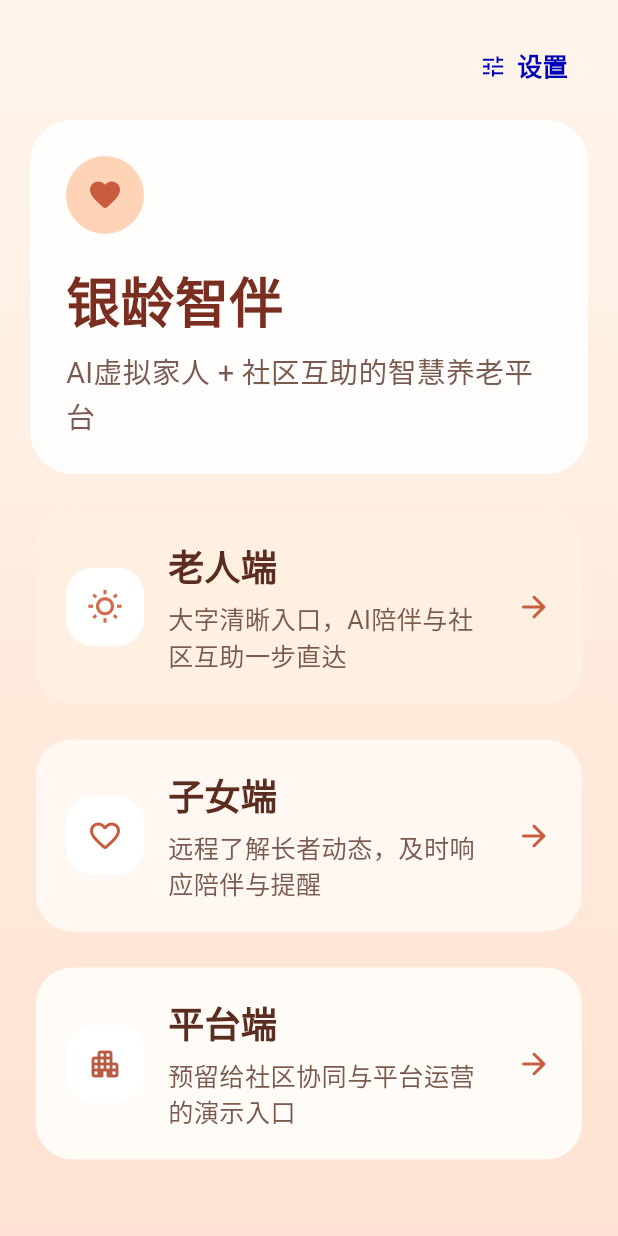
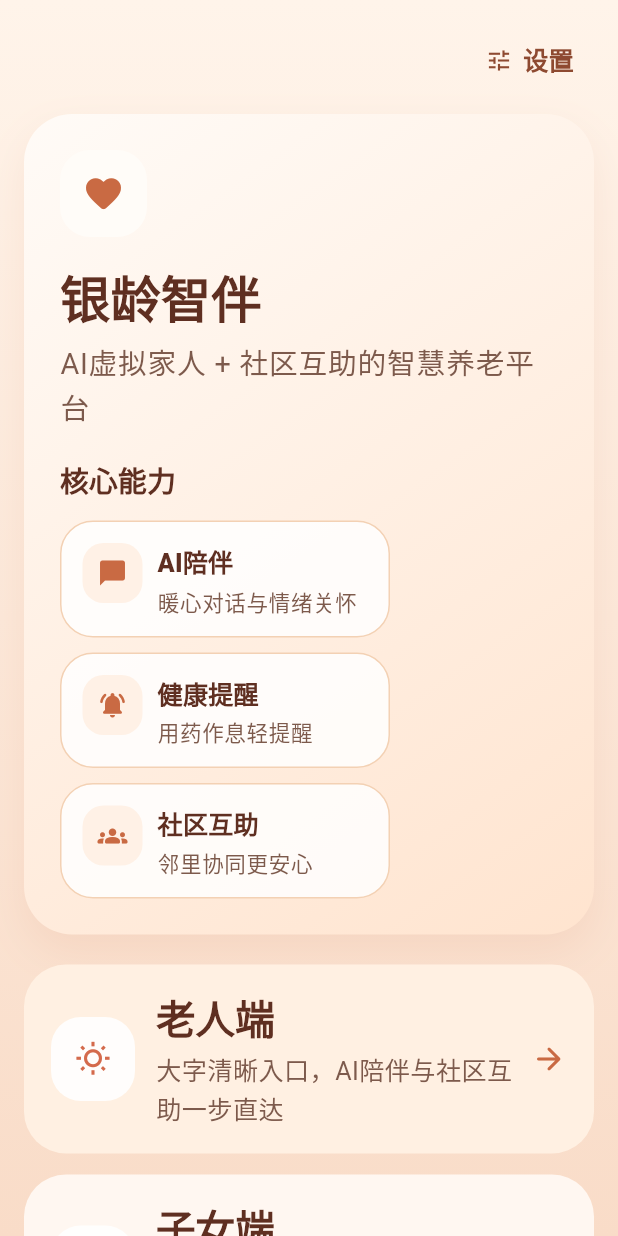
Before and after one commit to zhikanyeye/Silver-Companion-AI, a Flutter app: the screen it shows after launch, on a phone screen of 412 x 824 dp. Run offline on Flutter 3.47's test engine with Material 3 defaults, Android fonts, the phone set to English and light mode, and no system bars; our stand-ins replace js, shared_preferences.

Commit message:
feat: add branded home visual system

```diff
--- a/lib/app.dart
+++ b/lib/app.dart
@@ -4,6 +4,8 @@ import 'dart:math' as math;
 
 import 'package:yinling_zhiban_demo/routes.dart';
 import 'package:yinling_zhiban_demo/theme/app_theme.dart';
+import 'package:yinling_zhiban_demo/widgets/brand_hero.dart';
+import 'package:yinling_zhiban_demo/widgets/role_entry_card.dart';
 
 class App extends StatelessWidget {
   const App({super.key});
@@ -32,18 +34,18 @@ class HomeSelectorScreen extends StatelessWidget {
 
   @override
   Widget build(BuildContext context) {
-    const warmBackground = LinearGradient(
-      begin: Alignment.topCenter,
-      end: Alignment.bottomCenter,
-      colors: [Color(0xFFFFF5EB), Color(0xFFFFE2D2)],
-    );
-
     return Scaffold(
       body: Container(
-        decoration: const BoxDecoration(gradient: warmBackground),
+        decoration: const BoxDecoration(
+          gradient: LinearGradient(
+            begin: Alignment.topCenter,
+            end: Alignment.bottomCenter,
+            colors: [AppTheme.backgroundTop, AppTheme.backgroundBottom],
+          ),
+        ),
         child: SafeArea(
           child: ListView(
-            padding: const EdgeInsets.all(20),
+            padding: const EdgeInsets.fromLTRB(16, 16, 16, 24),
             children: [
               Align(
                 alignment: Alignment.centerRight,
@@ -60,43 +62,9 @@ class HomeSelectorScreen extends StatelessWidget {
                 ),
               ),
               const SizedBox(height: 12),
-              Container(
-                padding: const EdgeInsets.all(24),
-                decoration: BoxDecoration(
-                  color: Colors.white.withValues(alpha: 0.9),
-                  borderRadius: BorderRadius.circular(28),
-                ),
-                child: const Column(
-                  crossAxisAlignment: CrossAxisAlignment.start,
-                  children: [
-                    CircleAvatar(
-                      radius: 26,
-                      backgroundColor: Color(0xFFFFD3B6),
-                      child: Icon(Icons.favorite_rounded, color: Color(0xFFC85C3D)),
-                    ),
-                    SizedBox(height: 18),
-                    Text(
-                      '银龄智伴',
-                      style: TextStyle(
-                        fontSize: 30,
-                        fontWeight: FontWeight.w800,
-                        color: Color(0xFF7A2E1F),
-                      ),
-                    ),
-                    SizedBox(height: 8),
-                    Text(
-                      'AI虚拟家人 + 社区互助的智慧养老平台',
-                      style: TextStyle(
-                        fontSize: 16,
-                        height: 1.5,
-                        color: Color(0xFF7A5A4F),
-                      ),
-                    ),
-                  ],
-                ),
-              ),
+              const BrandHero(),
               const SizedBox(height: 20),
-              _RoleEntryCard(
+              RoleEntryCard(
                 semanticsLabel: '进入老人端',
                 title: '老人端',
                 subtitle: '大字清晰入口，AI陪伴与社区互助一步直达',
@@ -107,7 +75,8 @@ class HomeSelectorScreen extends StatelessWidget {
                   Navigator.of(context).pushNamed(elderlyRoute);
                 },
               ),
-              _RoleEntryCard(
+              const SizedBox(height: 14),
+              RoleEntryCard(
                 semanticsLabel: '进入子女端',
                 title: '子女端',
                 subtitle: '远程了解长者动态，及时响应陪伴与提醒',
@@ -118,7 +87,8 @@ class HomeSelectorScreen extends StatelessWidget {
                   Navigator.of(context).pushNamed(childRoute);
                 },
               ),
-              _RoleEntryCard(
+              const SizedBox(height: 14),
+              RoleEntryCard(
                 semanticsLabel: '进入平台端',
                 title: '平台端',
                 subtitle: '预留给社区协同与平台运营的演示入口',
@@ -136,88 +106,3 @@ class HomeSelectorScreen extends StatelessWidget {
     );
   }
 }
-
-class _RoleEntryCard extends StatelessWidget {
-  const _RoleEntryCard({
-    required this.semanticsLabel,
-    required this.title,
-    required this.subtitle,
-    required this.icon,
-    required this.backgroundColor,
-    required this.iconColor,
-    required this.onTap,
-  });
-
-  final String semanticsLabel;
-  final String title;
-  final String subtitle;
-  final IconData icon;
-  final Color backgroundColor;
-  final Color iconColor;
-  final VoidCallback onTap;
-
-  @override
-  Widget build(BuildContext context) {
-    return Padding(
-      padding: const EdgeInsets.only(bottom: 16),
-      child: Semantics(
-        label: semanticsLabel,
-        button: true,
-        child: Card(
-          color: backgroundColor,
-          elevation: 0,
-          shape: RoundedRectangleBorder(
-            borderRadius: BorderRadius.circular(24),
-          ),
-          child: InkWell(
-            borderRadius: BorderRadius.circular(24),
-            onTap: onTap,
-            child: Padding(
-              padding: const EdgeInsets.all(20),
-              child: Row(
-                children: [
-                  Container(
-                    width: 52,
-                    height: 52,
-                    decoration: BoxDecoration(
-                      color: Colors.white,
-                      borderRadius: BorderRadius.circular(18),
-                    ),
-                    child: Icon(icon, color: iconColor),
-                  ),
-                  const SizedBox(width: 16),
-                  Expanded(
-                    child: Column(
-                      crossAxisAlignment: CrossAxisAlignment.start,
-                      children: [
-                        Text(
-                          title,
-                          style: const TextStyle(
-                            fontSize: 20,
-                            fontWeight: FontWeight.w700,
-                            color: Color(0xFF5B2C20),
-                          ),
-                        ),
-                        const SizedBox(height: 6),
-                        Text(
-                          subtitle,
-                          style: const TextStyle(
-                            fontSize: 14,
-                            height: 1.4,
-                            color: Color(0xFF7A5A4F),
-                          ),
-                        ),
-                      ],
-                    ),
-                  ),
-                  const SizedBox(width: 12),
-                  const Icon(Icons.arrow_forward_rounded, color: Color(0xFFC85C3D)),
-                ],
-              ),
-            ),
-          ),
-        ),
-      ),
-    );
-  }
-}
--- a/lib/theme/app_theme.dart
+++ b/lib/theme/app_theme.dart
@@ -2,13 +2,61 @@ import 'package:flutter/material.dart';
 
 class AppTheme {
   static const double textScale = 1.2;
+  static const Color backgroundTop = Color(0xFFFFF4EA);
+  static const Color backgroundBottom = Color(0xFFF9DCC8);
+  static const Color surface = Color(0xFFFFFCF8);
+  static const Color surfaceTint = Color(0xFFF4C7A1);
+  static const Color primary = Color(0xFFC96A43);
+  static const Color secondary = Color(0xFFE7A15B);
+  static const Color accent = Color(0xFF8E4A31);
+  static const Color textStrong = Color(0xFF5F2F21);
+  static const Color textMuted = Color(0xFF7D5A4C);
 
   static ThemeData highContrast() {
-    final base = ThemeData.from(
-      colorScheme: const ColorScheme.highContrastLight(),
+    const colorScheme = ColorScheme.light(
+      primary: primary,
+      onPrimary: Colors.white,
+      secondary: secondary,
+      onSecondary: Color(0xFF4A281C),
+      surface: surface,
+      onSurface: textStrong,
+      error: Color(0xFFB3261E),
+      onError: Colors.white,
     );
+    final base = ThemeData.from(colorScheme: colorScheme, useMaterial3: true);
 
     return base.copyWith(
+      scaffoldBackgroundColor: backgroundTop,
+      cardTheme: CardThemeData(
+        color: surface,
+        elevation: 0,
+        margin: EdgeInsets.zero,
+        shape: RoundedRectangleBorder(
+          borderRadius: BorderRadius.circular(28),
+        ),
+      ),
+      textTheme: base.textTheme.copyWith(
+        headlineMedium: base.textTheme.headlineMedium?.copyWith(
+          fontWeight: FontWeight.w800,
+          color: textStrong,
+        ),
+        titleLarge: base.textTheme.titleLarge?.copyWith(
+          fontWeight: FontWeight.w800,
+          color: textStrong,
+        ),
+        titleMedium: base.textTheme.titleMedium?.copyWith(
+          fontWeight: FontWeight.w700,
+          color: textStrong,
+        ),
+        bodyLarge: base.textTheme.bodyLarge?.copyWith(
+          height: 1.5,
+          color: textMuted,
+        ),
+        bodyMedium: base.textTheme.bodyMedium?.copyWith(
+          height: 1.45,
+          color: textMuted,
+        ),
+      ),
       elevatedButtonTheme: ElevatedButtonThemeData(
         style: ElevatedButton.styleFrom(
           textStyle: const TextStyle(fontWeight: FontWeight.w700),
@@ -16,6 +64,7 @@ class AppTheme {
       ),
       textButtonTheme: TextButtonThemeData(
         style: TextButton.styleFrom(
+          foregroundColor: accent,
           textStyle: const TextStyle(fontWeight: FontWeight.w700),
         ),
       ),
--- /dev/null
+++ b/lib/widgets/brand_hero.dart
@@ -0,0 +1,134 @@
+import 'package:flutter/material.dart';
+
+import 'package:yinling_zhiban_demo/theme/app_theme.dart';
+
+class BrandHero extends StatelessWidget {
+  const BrandHero({super.key});
+
+  @override
+  Widget build(BuildContext context) {
+    final theme = Theme.of(context);
+
+    return Container(
+      padding: const EdgeInsets.all(24),
+      decoration: BoxDecoration(
+        borderRadius: BorderRadius.circular(32),
+        gradient: const LinearGradient(
+          begin: Alignment.topLeft,
+          end: Alignment.bottomRight,
+          colors: [Color(0xFFFFFBF7), Color(0xFFFFE4CF)],
+        ),
+        boxShadow: const [
+          BoxShadow(
+            color: Color(0x1AC96A43),
+            blurRadius: 24,
+            offset: Offset(0, 12),
+          ),
+        ],
+      ),
+      child: Column(
+        crossAxisAlignment: CrossAxisAlignment.start,
+        children: [
+          Container(
+            width: 58,
+            height: 58,
+            decoration: BoxDecoration(
+              color: AppTheme.surface,
+              borderRadius: BorderRadius.circular(20),
+            ),
+            child: const Icon(
+              Icons.favorite_rounded,
+              color: AppTheme.primary,
+              size: 28,
+            ),
+          ),
+          const SizedBox(height: 18),
+          Text('银龄智伴', style: theme.textTheme.headlineMedium),
+          const SizedBox(height: 8),
+          Text(
+            'AI虚拟家人 + 社区互助的智慧养老平台',
+            style: theme.textTheme.bodyLarge,
+          ),
+          const SizedBox(height: 20),
+          Text('核心能力', style: theme.textTheme.titleMedium),
+          const SizedBox(height: 12),
+          const Wrap(
+            spacing: 10,
+            runSpacing: 10,
+            children: [
+              _CapabilityBadge(
+                title: 'AI陪伴',
+                subtitle: '暖心对话与情绪关怀',
+                icon: Icons.chat_bubble_rounded,
+              ),
+              _CapabilityBadge(
+                title: '健康提醒',
+                subtitle: '用药作息轻提醒',
+                icon: Icons.notifications_active_rounded,
+              ),
+              _CapabilityBadge(
+                title: '社区互助',
+                subtitle: '邻里协同更安心',
+                icon: Icons.groups_rounded,
+              ),
+            ],
+          ),
+        ],
+      ),
+    );
+  }
+}
+
+class _CapabilityBadge extends StatelessWidget {
+  const _CapabilityBadge({
+    required this.title,
+    required this.subtitle,
+    required this.icon,
+  });
+
+  final String title;
+  final String subtitle;
+  final IconData icon;
+
+  @override
+  Widget build(BuildContext context) {
+    final theme = Theme.of(context);
+
+    return ConstrainedBox(
+      constraints: const BoxConstraints(minWidth: 148, maxWidth: 220),
+      child: Container(
+        padding: const EdgeInsets.all(14),
+        decoration: BoxDecoration(
+          color: Colors.white.withValues(alpha: 0.84),
+          borderRadius: BorderRadius.circular(22),
+          border: Border.all(color: const Color(0xFFF3D1B4)),
+        ),
+        child: Row(
+          crossAxisAlignment: CrossAxisAlignment.start,
+          children: [
+            Container(
+              width: 40,
+              height: 40,
+              decoration: BoxDecoration(
+                color: const Color(0xFFFFF1E6),
+                borderRadius: BorderRadius.circular(14),
+              ),
+              child: Icon(icon, color: AppTheme.primary, size: 20),
+            ),
+            const SizedBox(width: 10),
+            Expanded(
+              child: Column(
+                crossAxisAlignment: CrossAxisAlignment.start,
+                children: [
+                  Text(title, style: theme.textTheme.titleSmall?.copyWith(fontWeight: FontWeight.w800)),
+                  const SizedBox(height: 4),
+                  Text(subtitle, style: theme.textTheme.bodySmall?.copyWith(color: AppTheme.textMuted, height: 1.35)),
+                ],
+              ),
+            ),
+          ],
+        ),
+      ),
+    );
+  }
+}
--- /dev/null
+++ b/lib/widgets/role_entry_card.dart
@@ -0,0 +1,73 @@
+import 'package:flutter/material.dart';
+
+import 'package:yinling_zhiban_demo/theme/app_theme.dart';
+
+class RoleEntryCard extends StatelessWidget {
+  const RoleEntryCard({
+    super.key,
+    required this.semanticsLabel,
+    required this.title,
+    required this.subtitle,
+    required this.icon,
+    required this.backgroundColor,
+    required this.iconColor,
+    required this.onTap,
+  });
+
+  final String semanticsLabel;
+  final String title;
+  final String subtitle;
+  final IconData icon;
+  final Color backgroundColor;
+  final Color iconColor;
+  final VoidCallback onTap;
+
+  @override
+  Widget build(BuildContext context) {
+    final theme = Theme.of(context);
+
+    return Semantics(
+      label: semanticsLabel,
+      button: true,
+      child: Card(
+        color: backgroundColor,
+        child: InkWell(
+          borderRadius: BorderRadius.circular(28),
+          onTap: onTap,
+          child: Padding(
+            padding: const EdgeInsets.all(18),
+            child: Row(
+              children: [
+                Container(
+                  width: 56,
+                  height: 56,
+                  decoration: BoxDecoration(
+                    color: Colors.white.withValues(alpha: 0.88),
+                    borderRadius: BorderRadius.circular(20),
+                  ),
+                  child: Icon(icon, color: iconColor),
+                ),
+                const SizedBox(width: 14),
+                Expanded(
+                  child: Column(
+                    crossAxisAlignment: CrossAxisAlignment.start,
+                    children: [
+                      Text(title, style: theme.textTheme.titleLarge),
+                      const SizedBox(height: 6),
+                      Text(subtitle, style: theme.textTheme.bodyMedium),
+                    ],
+                  ),
+                ),
+                const SizedBox(width: 12),
+                const Icon(
+                  Icons.arrow_forward_rounded,
+                  color: AppTheme.primary,
+                ),
+              ],
+            ),
+          ),
+        ),
+      ),
+    );
+  }
+}
```
Also changed, not shown: 1 other file.
